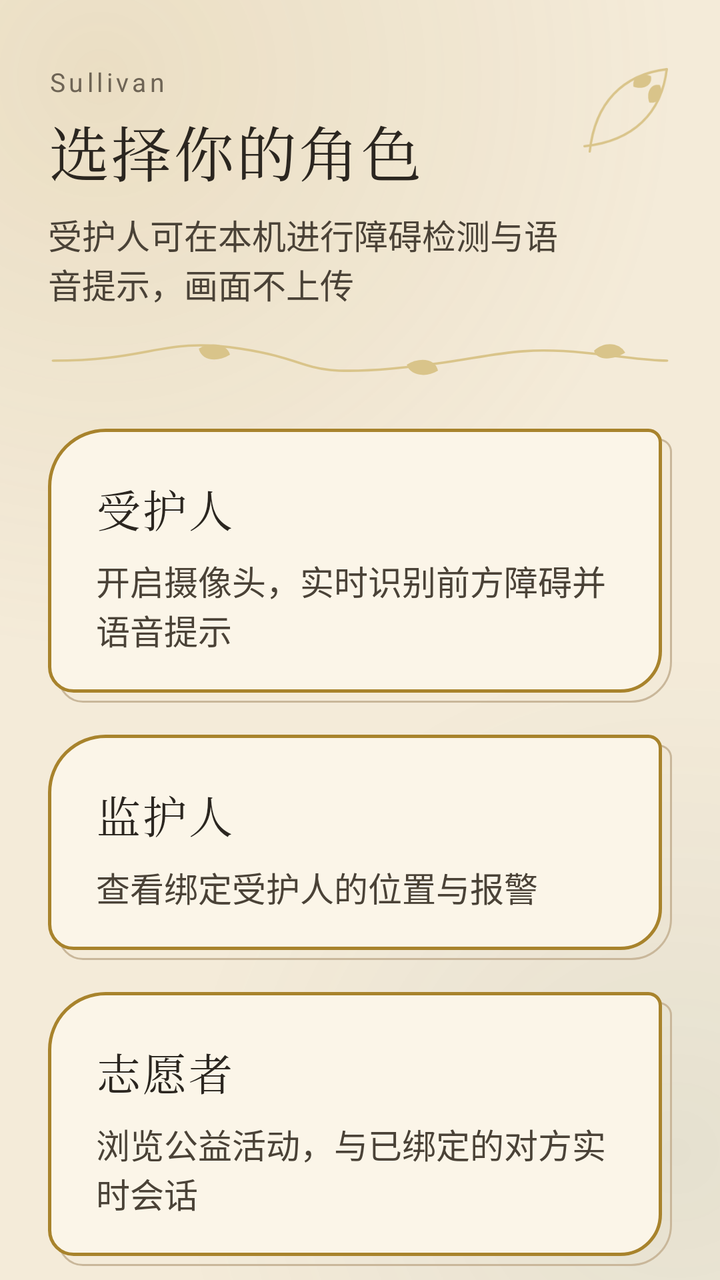
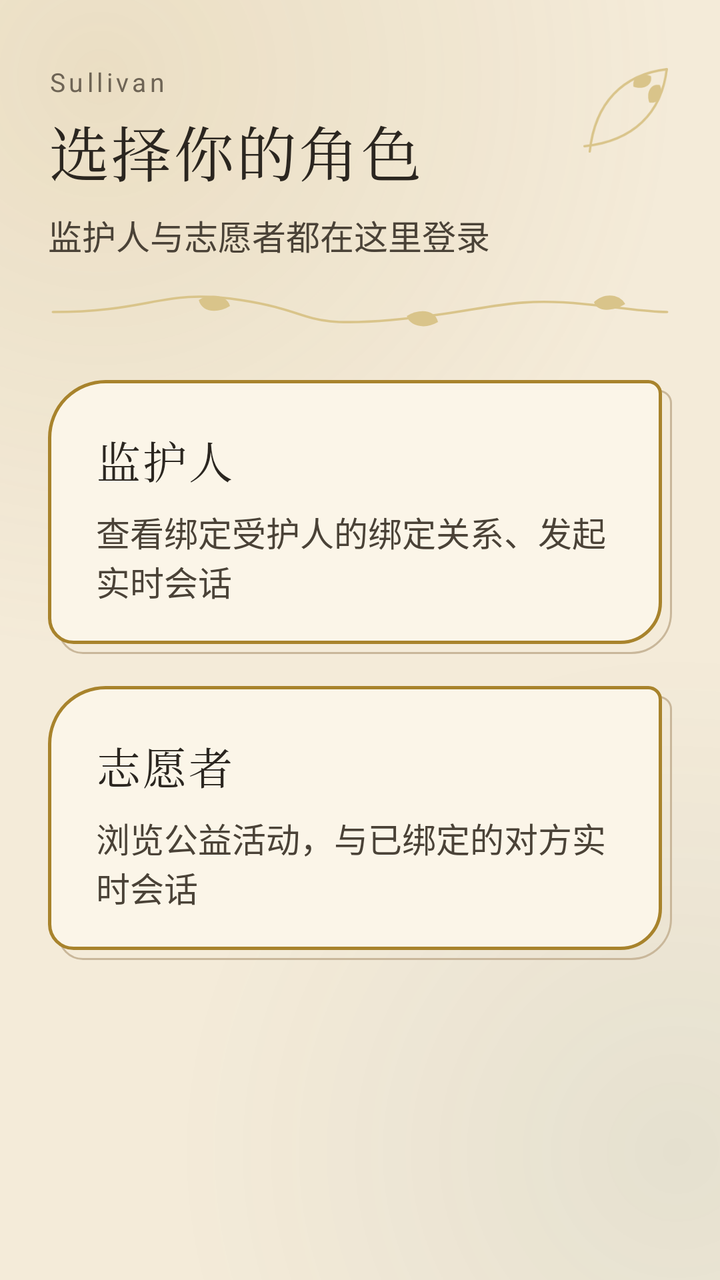

Before-and-after screenshots of an Android layout around one commit, followed by the original layout XML and the change that was made.
<!-- AndroidManifest.xml: application theme Theme.Sullivan -->
<!-- res/layout/activity_role_entry.xml -->
<?xml version="1.0" encoding="utf-8"?>
<ScrollView xmlns:android="http://schemas.android.com/apk/res/android"
    xmlns:tools="http://schemas.android.com/tools"
    style="@style/Widget.Sullivan.Page"
    android:layout_width="match_parent"
    android:layout_height="match_parent"
    tools:context=".ui.roleentry.RoleEntryActivity">

    <LinearLayout
        android:layout_width="match_parent"
        android:layout_height="wrap_content"
        android:orientation="vertical">

        
        <FrameLayout
            android:layout_width="match_parent"
            android:layout_height="wrap_content">

            <ImageView
                android:layout_width="56dp"
                android:layout_height="56dp"
                android:layout_gravity="top|end"
                android:contentDescription="@null"
                android:importantForAccessibility="no"
                android:rotation="90"
                android:src="@drawable/an_flourish_corner" />

            <LinearLayout
                android:layout_width="match_parent"
                android:layout_height="wrap_content"
                android:orientation="vertical"
                android:paddingEnd="56dp">

                <TextView
                    android:layout_width="wrap_content"
                    android:layout_height="wrap_content"
                    android:text="@string/app_name"
                    android:textAppearance="@style/TextAppearance.Sullivan.Label" />

                <TextView
                    android:layout_width="match_parent"
                    android:layout_height="wrap_content"
                    android:layout_marginTop="@dimen/an_space_xs"
                    android:text="@string/role_entry_title"
                    android:textAppearance="@style/TextAppearance.Sullivan.Display" />

                <TextView
                    android:layout_width="match_parent"
                    android:layout_height="wrap_content"
                    android:layout_marginTop="@dimen/an_space_s"
                    android:text="@string/role_entry_subtitle"
                    android:textAppearance="@style/TextAppearance.Sullivan.Body" />
            </LinearLayout>
        </FrameLayout>

        <ImageView
            android:layout_width="match_parent"
            android:layout_height="20dp"
            android:layout_marginTop="@dimen/an_space_m"
            android:contentDescription="@null"
            android:importantForAccessibility="no"
            android:scaleType="fitXY"
            android:src="@drawable/an_divider_vine" />

        
        <LinearLayout
            android:id="@+id/card_protectee"
            style="@style/Widget.Sullivan.Card"
            android:layout_width="match_parent"
            android:layout_height="wrap_content"
            android:layout_marginTop="@dimen/an_space_l"
            android:clickable="true"
            android:contentDescription="@string/role_protectee_desc"
            android:focusable="true"
            android:minHeight="96dp"
            android:orientation="vertical">

            <TextView
                android:layout_width="match_parent"
                android:layout_height="wrap_content"
                android:text="@string/role_protectee"
                android:textAppearance="@style/TextAppearance.Sullivan.Title" />

            <TextView
                android:layout_width="match_parent"
                android:layout_height="wrap_content"
                android:layout_marginTop="@dimen/an_space_s"
                android:text="@string/role_protectee_desc"
                android:textAppearance="@style/TextAppearance.Sullivan.Body" />
        </LinearLayout>

        
        <LinearLayout
            android:id="@+id/card_guardian"
            style="@style/Widget.Sullivan.Card"
            android:layout_width="match_parent"
            android:layout_height="wrap_content"
            android:layout_marginTop="@dimen/an_space_m"
            android:clickable="true"
            android:contentDescription="@string/role_guardian_desc"
            android:focusable="true"
            android:minHeight="96dp"
            android:orientation="vertical">

            <TextView
                android:layout_width="match_parent"
                android:layout_height="wrap_content"
                android:text="@string/role_guardian"
                android:textAppearance="@style/TextAppearance.Sullivan.Title" />

            <TextView
                android:layout_width="match_parent"
                android:layout_height="wrap_content"
                android:layout_marginTop="@dimen/an_space_s"
                android:text="@string/role_guardian_desc"
                android:textAppearance="@style/TextAppearance.Sullivan.Body" />
        </LinearLayout>

        
        <LinearLayout
            android:id="@+id/card_volunteer"
            style="@style/Widget.Sullivan.Card"
            android:layout_width="match_parent"
            android:layout_height="wrap_content"
            android:layout_marginTop="@dimen/an_space_m"
            android:clickable="true"
            android:contentDescription="@string/role_volunteer_desc"
            android:focusable="true"
            android:minHeight="96dp"
            android:orientation="vertical">

            <TextView
                android:layout_width="match_parent"
                android:layout_height="wrap_content"
                android:text="@string/role_volunteer"
                android:textAppearance="@style/TextAppearance.Sullivan.Title" />

            <TextView
                android:layout_width="match_parent"
                android:layout_height="wrap_content"
                android:layout_marginTop="@dimen/an_space_s"
                android:text="@string/role_volunteer_desc"
                android:textAppearance="@style/TextAppearance.Sullivan.Body" />
        </LinearLayout>
    </LinearLayout>
</ScrollView>
<!-- resources referenced by this layout -->
<resources>
  <dimen name="an_space_l">24dp</dimen>
  <dimen name="an_space_m">16dp</dimen>
  <dimen name="an_space_s">8dp</dimen>
  <dimen name="an_space_xs">4dp</dimen>
  <string name="app_name">Sullivan</string>
  <string name="role_entry_subtitle">受护人可在本机进行障碍检测与语音提示，画面不上传</string>
  <string name="role_entry_title">选择你的角色</string>
  <string name="role_guardian">监护人</string>
  <string name="role_guardian_desc">查看绑定受护人的位置与报警</string>
  <string name="role_protectee">受护人</string>
  <string name="role_protectee_desc">开启摄像头，实时识别前方障碍并语音提示</string>
  <string name="role_volunteer">志愿者</string>
  <string name="role_volunteer_desc">浏览公益活动，与已绑定的对方实时会话</string>
  <style name="TextAppearance.Sullivan.Body" parent="TextAppearance.AppCompat.Body1">
          <item name="android:textSize">@dimen/an_text_body</item>
          <item name="android:textColor">@color/an_ink_2</item>
          <item name="android:lineSpacingExtra">3dp</item>
      </style>
  <style name="TextAppearance.Sullivan.Display" parent="TextAppearance.AppCompat.Display1">
          <item name="android:textSize">@dimen/an_text_display</item>
          <item name="android:fontFamily">serif</item>
          <item name="android:letterSpacing">0.04</item>
          <item name="android:textColor">@color/an_ink</item>
      </style>
  <style name="TextAppearance.Sullivan.Label" parent="TextAppearance.AppCompat.Caption">
          <item name="android:textSize">@dimen/an_text_label</item>
          <item name="android:letterSpacing">0.14</item>
          <item name="android:textColor">@color/an_ink_3</item>
      </style>
  <style name="TextAppearance.Sullivan.Title" parent="TextAppearance.AppCompat.Title">
          <item name="android:textSize">@dimen/an_text_title</item>
          <item name="android:fontFamily">serif</item>
          <item name="android:letterSpacing">0.04</item>
          <item name="android:textColor">@color/an_ink</item>
      </style>
  <style name="Widget.Sullivan.Card" parent="">
          <item name="android:background">@drawable/an_card</item>
          <item name="android:padding">@dimen/an_space_l</item>
          <item name="android:foreground">@drawable/an_card_press</item>
      </style>
  <style name="Widget.Sullivan.Page" parent="">
          <item name="android:background">@drawable/an_bg_page</item>
          <item name="android:fillViewport">true</item>
          <item name="android:paddingStart">@dimen/an_space_l</item>
          <item name="android:paddingEnd">@dimen/an_space_l</item>
          <item name="android:paddingTop">@dimen/an_space_xl</item>
          <item name="android:paddingBottom">@dimen/an_space_l</item>
          <item name="android:clipToPadding">false</item>
      </style>
  <style name="Theme.Sullivan" parent="Base.Theme.Sullivan">
          <item name="android:windowLightStatusBar">true</item>
          <item name="android:windowLightNavigationBar">true</item>
      </style>
  <color name="an_gold_pale">#FFD9C48A</color>
  <dimen name="an_text_body">17sp</dimen>
  <color name="an_ink_2">#FF4A4237</color>
  <dimen name="an_text_display">30sp</dimen>
  <color name="an_ink">#FF2B2620</color>
  <dimen name="an_text_label">13sp</dimen>
  <color name="an_ink_3">#FF6E6455</color>
  <dimen name="an_text_title">22sp</dimen>
  <dimen name="an_space_xl">32dp</dimen>
  <dimen name="an_stroke_hair">1dp</dimen>
  <color name="an_line">#FFC9B79A</color>
  <dimen name="an_radius_s">12dp</dimen>
  <dimen name="an_radius_m">20dp</dimen>
  <dimen name="an_radius_l">28dp</dimen>
  <dimen name="an_radius_xs">6dp</dimen>
  <color name="an_paper_card">#FFFBF5E8</color>
  <dimen name="an_stroke">1.5dp</dimen>
  <color name="an_gold">#FFA8832C</color>
  <color name="an_ripple">#33A8832C</color>
  <color name="an_paper">#FFF4EBD9</color>
  <color name="an_page_glow_gold">#1FA8832C</color>
  <color name="an_page_glow_teal">#122E5A57</color>
  <color name="an_gold_deep">#FF7C5F1C</color>
  <color name="an_teal">#FF2E5A57</color>
  <color name="an_terracotta">#FFA2523B</color>
  <!-- unchanged entries left out for length: 6 -->
</resources>

<!-- the commit's change to res/layout/activity_role_entry.xml (unified diff, before → after) -->
@@ -64,38 +64,11 @@
 
         
         <LinearLayout
-            android:id="@+id/card_protectee"
+            android:id="@+id/card_guardian"
             style="@style/Widget.Sullivan.Card"
             android:layout_width="match_parent"
             android:layout_height="wrap_content"
             android:layout_marginTop="@dimen/an_space_l"
-            android:clickable="true"
-            android:contentDescription="@string/role_protectee_desc"
-            android:focusable="true"
-            android:minHeight="96dp"
-            android:orientation="vertical">
-
-            <TextView
-                android:layout_width="match_parent"
-                android:layout_height="wrap_content"
-                android:text="@string/role_protectee"
-                android:textAppearance="@style/TextAppearance.Sullivan.Title" />
-
-            <TextView
-                android:layout_width="match_parent"
-                android:layout_height="wrap_content"
-                android:layout_marginTop="@dimen/an_space_s"
-                android:text="@string/role_protectee_desc"
-                android:textAppearance="@style/TextAppearance.Sullivan.Body" />
-        </LinearLayout>
-
-        
-        <LinearLayout
-            android:id="@+id/card_guardian"
-            style="@style/Widget.Sullivan.Card"
-            android:layout_width="match_parent"
-            android:layout_height="wrap_content"
-            android:layout_marginTop="@dimen/an_space_m"
             android:clickable="true"
             android:contentDescription="@string/role_guardian_desc"
             android:focusable="true"
<!-- resource entries referenced after the edit -->
@@ -5,12 +5,10 @@
   <dimen name="an_space_s">8dp</dimen>
   <dimen name="an_space_xs">4dp</dimen>
   <string name="app_name">Sullivan</string>
-  <string name="role_entry_subtitle">受护人可在本机进行障碍检测与语音提示，画面不上传</string>
+  <string name="role_entry_subtitle">监护人与志愿者都在这里登录</string>
   <string name="role_entry_title">选择你的角色</string>
   <string name="role_guardian">监护人</string>
-  <string name="role_guardian_desc">查看绑定受护人的位置与报警</string>
-  <string name="role_protectee">受护人</string>
-  <string name="role_protectee_desc">开启摄像头，实时识别前方障碍并语音提示</string>
+  <string name="role_guardian_desc">查看绑定受护人的绑定关系、发起实时会话</string>
   <string name="role_volunteer">志愿者</string>
   <string name="role_volunteer_desc">浏览公益活动，与已绑定的对方实时会话</string>
   <style name="TextAppearance.Sullivan.Body" parent="TextAppearance.AppCompat.Body1">
